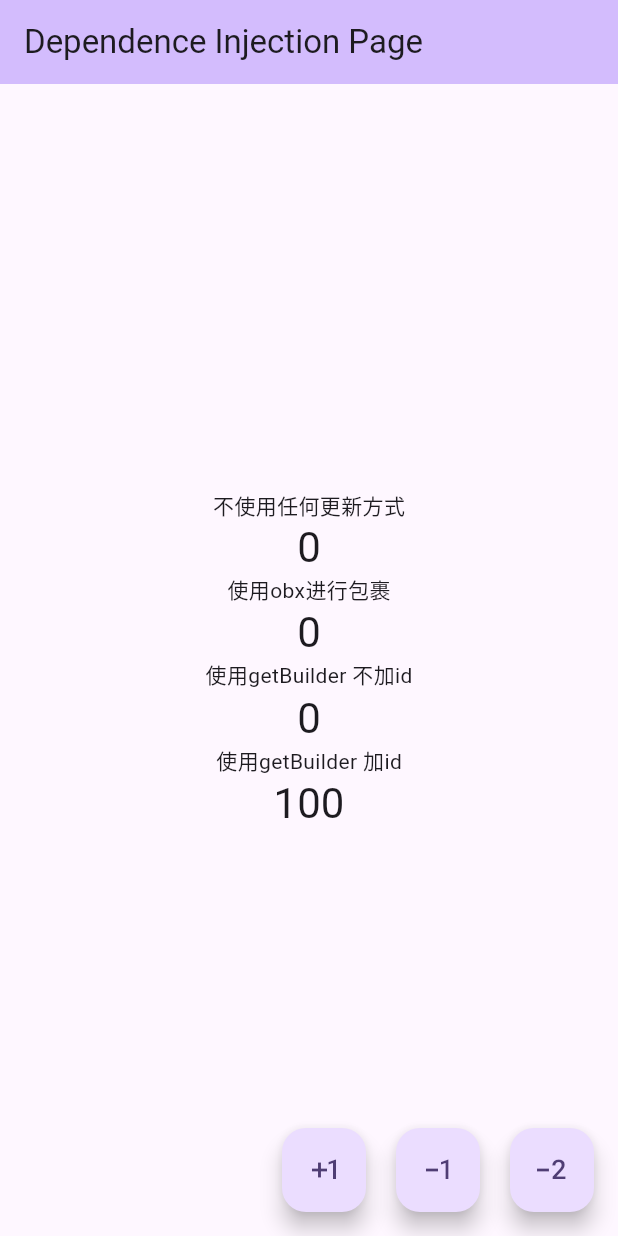
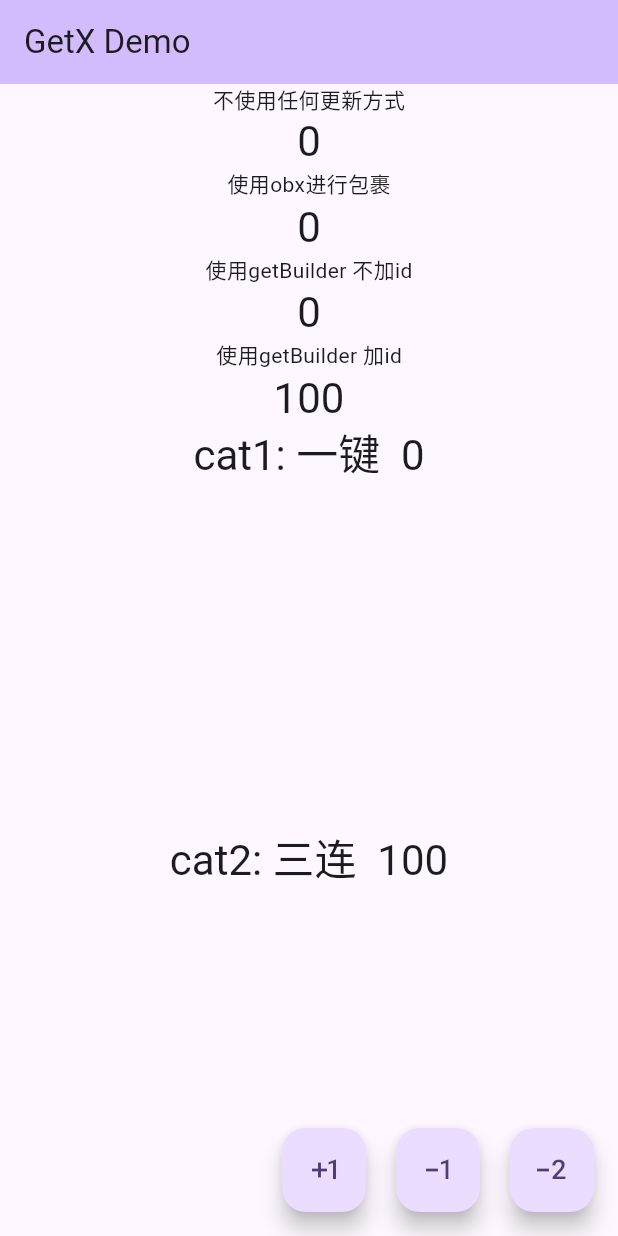
Before and after one commit to FangJZSP/getx_study, a Flutter app: the DependenceInjectionPage screen opened directly, on a phone screen of 412 x 824 dp. Run offline on Flutter 3.47's test engine with Material 3 defaults, Android fonts, the phone set to English and light mode, and no system bars; our stand-ins replace get.

Commit message:
优化代码

```diff
--- a/lib/dependence_injection/dependence_injection_logic.dart
+++ b/lib/dependence_injection/dependence_injection_logic.dart
@@ -4,6 +4,16 @@ import 'dependence_injection_state.dart';
 
 class DependenceInjectionLogic extends GetxController {
   final DependenceInjectionState state = DependenceInjectionState();
+
+  @override
+  void onInit() {
+    super.onInit();
+    state.cat1.value = Cat()
+      ..name = "一键"
+      ..age = 0;
+    state.cat2.value.name = "三连";
+    state.cat2.value.age = 100;
+  }
 
   /// 使用OBX
   void count1add() {
@@ -24,4 +34,17 @@ class DependenceInjectionLogic extends GetxController {
     state.count3--;
     update([state.count3Id]);
   }
+
+  /// 使用实体类
+  void changeCat1() {
+    state.cat1.value?.name = "${state.cat1.value?.name}wa";
+    state.cat1.value?.age = (state.cat1.value?.age ?? 0) + 1;
+    state.cat1.refresh();
+  }
+
+  void changeCat2() {
+    state.cat2.value.name = "${state.cat2.value.name}la";
+    state.cat2.value.age = (state.cat2.value.age ?? 0) - 1;
+    state.cat2.refresh();
+  }
 }
--- a/lib/dependence_injection/dependence_injection_state.dart
+++ b/lib/dependence_injection/dependence_injection_state.dart
@@ -2,6 +2,7 @@ import 'package:get/get.dart';
 
 class DependenceInjectionState {
   String count1Id = "count1Id";
+
   //RxInt count1 = RxInt(0);
   /// .obs 语法糖
   RxInt count1 = 0.obs;
@@ -12,7 +13,29 @@ class DependenceInjectionState {
   String count3Id = "count3Id";
   int count3 = 100;
 
+  Rxn<Cat> cat1 = Rxn<Cat>();
+  Rx<Cat> cat2 = Cat.fromJson({}).obs;
+
   DependenceInjectionState() {
     ///Initialize variables
   }
 }
+
+class Cat {
+  String? name;
+  int? age;
+
+  Cat({this.age, this.name});
+
+  Cat.fromJson(Map<String, dynamic> json) {
+    name = json['name'];
+    age = json['age'];
+  }
+
+  Map<String, dynamic> toJson() {
+    final Map<String, dynamic> data = {};
+    data['name'] = name;
+    data['age'] = age;
+    return data;
+  }
+}
--- a/lib/dependence_injection/dependence_injection_view.dart
+++ b/lib/dependence_injection/dependence_injection_view.dart
@@ -14,7 +14,7 @@ class DependenceInjectionPage extends StatelessWidget {
     return Scaffold(
       appBar: AppBar(
         backgroundColor: Theme.of(context).colorScheme.inversePrimary,
-        title: const Text("Dependence Injection Page"),
+        title: const Text("GetX Demo"),
       ),
       body: Center(
         child: Column(
@@ -63,6 +63,36 @@ class DependenceInjectionPage extends StatelessWidget {
                 );
               },
             ),
+            Expanded(
+              child: GestureDetector(
+                onTap: logic.changeCat1,
+                child: Column(
+                  children: [
+                    Obx(() {
+                      return Text(
+                        "cat1: ${state.cat1.value?.name ?? ''}  ${state.cat1.value?.age ?? 0}",
+                        style: Theme.of(context).textTheme.headlineMedium,
+                      );
+                    }),
+                  ],
+                ),
+              ),
+            ),
+            Expanded(
+              child: GestureDetector(
+                onTap: logic.changeCat2,
+                child: Column(
+                  children: [
+                    Obx(() {
+                      return Text(
+                        "cat2: ${state.cat2.value.name ?? ''}  ${state.cat2.value.age ?? 0}",
+                        style: Theme.of(context).textTheme.headlineMedium,
+                      );
+                    }),
+                  ],
+                ),
+              ),
+            ),
           ],
         ),
       ),
--- a/lib/example.dart
+++ /dev/null
@@ -1,26 +0,0 @@
-import 'package:flutter/material.dart';
-
-import 'package:get/get.dart';
-
-import 'dependence_injection/dependence_injection_view.dart';
-
-void main() {
-  runApp(const MyApp());
-}
-
-class MyApp extends StatelessWidget {
-  const MyApp({super.key});
-
-  // This widget is the root of your application.
-  @override
-  Widget build(BuildContext context) {
-    return GetMaterialApp(
-      title: 'GetX Demo',
-      theme: ThemeData(
-        colorScheme: ColorScheme.fromSeed(seedColor: Colors.deepPurple),
-        useMaterial3: true,
-      ),
-      home: DependenceInjectionPage(),
-    );
-  }
-}
```
Also changed, not shown: lib/main.dart (+7 -51 lines), 1 other file.
